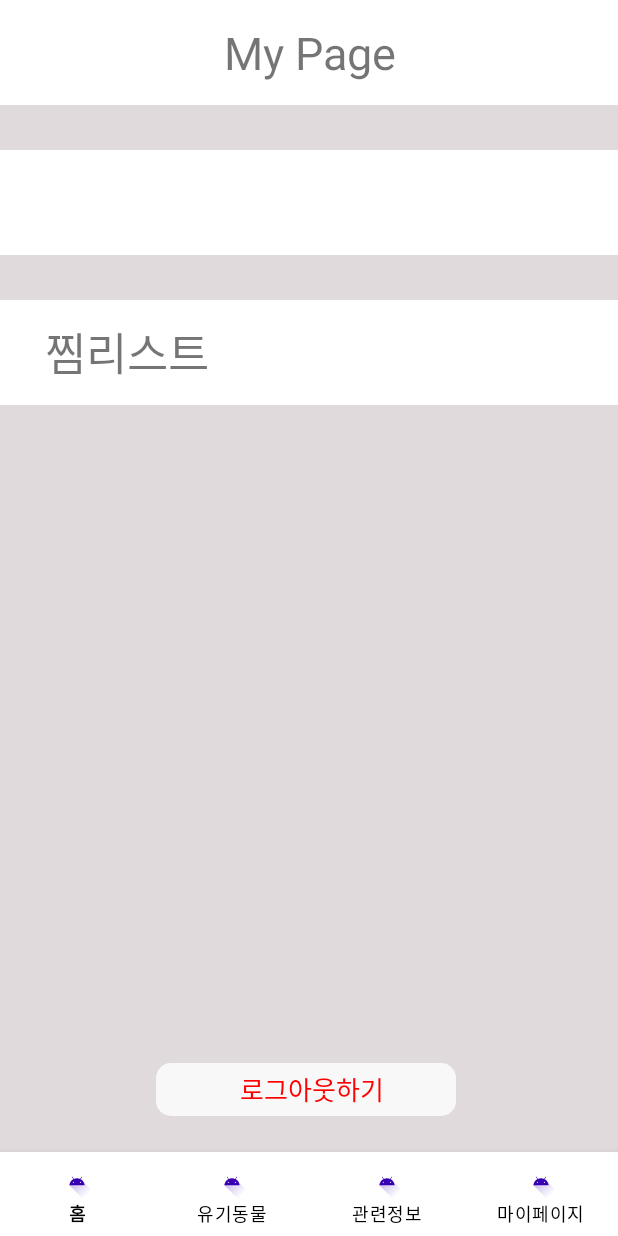
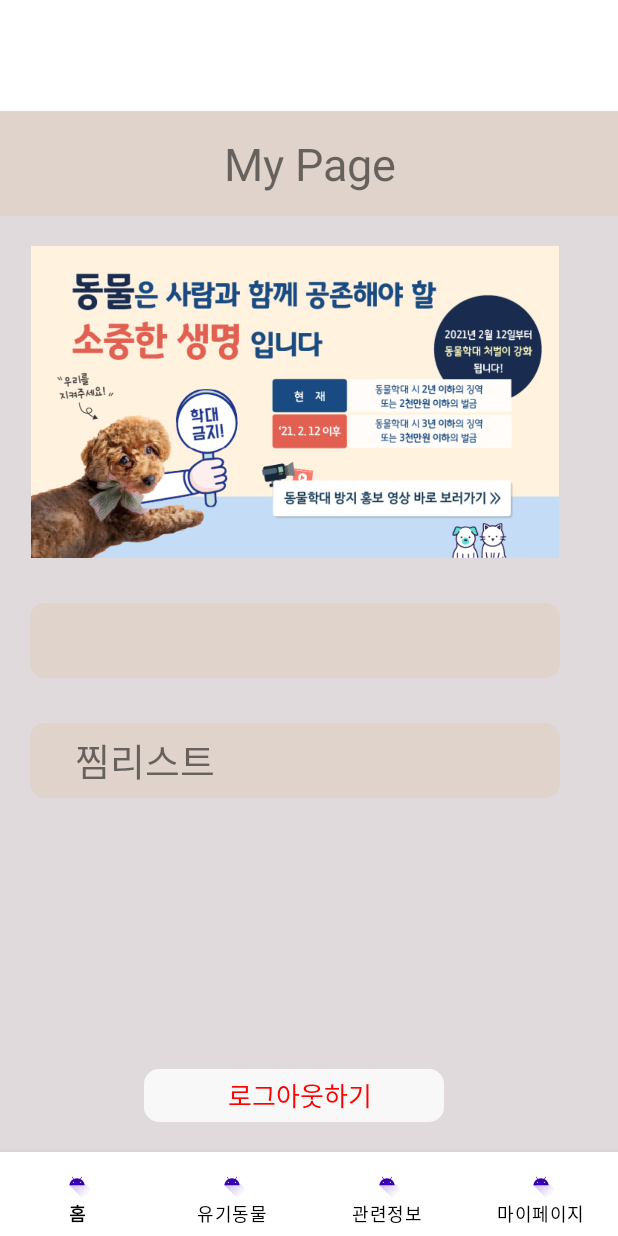
Before and after one commit to JinjangKang/MPProject, an Android app: the fragment MypageFragment placed in its activity, on a phone screen of 412 x 824 dp. Run offline under Robolectric (Android 15) with nearby library versions, the phone set to English and light mode, and no system bars; our stand-ins replace Firebase (no records; nobody signed in at launch, a user with empty details on screens opened directly); network calls fail.

Commit message:
레이아웃 수정 및 유튜브 링크 첨부

```diff
--- a/app/src/main/java/com/example/pit_a_pet/MypageFragment.kt
+++ b/app/src/main/java/com/example/pit_a_pet/MypageFragment.kt
@@ -1,5 +1,7 @@
 package com.example.pit_a_pet
 
+import android.content.Intent
+import android.net.Uri
 import android.os.Bundle
 import android.os.Handler
 import android.view.LayoutInflater
@@ -97,6 +99,15 @@
             //찜리스트
             zzimList.visibility = View.GONE
         }
+
+        val imagelink = binding.imageView
+        imagelink.setOnClickListener{
+            val url = "https://www.youtube.com/watch?v=2xTztH8ljMo"
+            val intent = Intent(Intent.ACTION_VIEW)
+            intent.data = Uri.parse(url)
+            startActivity(intent)
+        }
+
         return binding.root
     }
 
--- /dev/null
+++ b/app/src/main/res/drawable/border_login_beige.xml
@@ -0,0 +1,12 @@
+<?xml version="1.0" encoding="utf-8"?>
+<shape xmlns:android="http://schemas.android.com/apk/res/android">
+    <solid android:color="#DFD3CB" />
+    <corners
+        android:radius="10dp"/>
+        <padding
+            android:left="10dp"
+            android:top="2dp"
+            android:right="2dp"
+            android:bottom="2dp"
+        />
+</shape>
--- a/app/src/main/res/layout/activity_main.xml
+++ b/app/src/main/res/layout/activity_main.xml
@@ -21,8 +21,7 @@
     <FrameLayout
         android:id="@+id/mainFragment"
         android:layout_width="match_parent"
-        android:layout_height="match_parent"
-        android:layout_marginBottom="50dp"
+        android:layout_height="694dp"
         app:layout_constraintBottom_toTopOf="@+id/bottomNavigationView"
         app:layout_constraintEnd_toEndOf="parent"></FrameLayout>
 
--- a/app/src/main/res/layout/fragment_mypage.xml
+++ b/app/src/main/res/layout/fragment_mypage.xml
@@ -8,6 +8,17 @@
     android:background="#E0DADC">
 
     <!-- TODO: Update blank fragment layout -->
+    <TextView
+        android:id="@+id/textView11"
+        android:layout_width="match_parent"
+        android:layout_height="70dp"
+        android:background="#DFD3CB"
+        android:gravity="center"
+        android:text="PIT-A-PET"
+        android:textSize="30sp"
+        app:layout_constraintStart_toStartOf="parent"
+        app:layout_constraintTop_toTopOf="parent" />
+
     <androidx.constraintlayout.widget.ConstraintLayout
         android:layout_width="match_parent"
         android:layout_height="match_parent">
@@ -16,7 +27,7 @@
             android:id="@+id/MypageTV"
             android:layout_width="match_parent"
             android:layout_height="70dp"
-            android:background="@color/white"
+            android:background="#DFD3CB"
             android:gravity="center"
             android:text="My Page"
             android:textSize="30sp"
@@ -25,29 +36,31 @@
 
         <TextView
             android:id="@+id/loginTV"
-            android:layout_width="match_parent"
-            android:layout_height="70dp"
+            android:layout_width="353dp"
+            android:layout_height="50dp"
+            android:layout_marginStart="20dp"
             android:layout_marginTop="30dp"
-            android:background="@color/white"
+            android:background="@drawable/border_login_beige"
             android:clickable="true"
             android:gravity="center_vertical"
             android:paddingStart="30dp"
-            android:text="로그인 하세요"
-            android:textSize="30sp"
+            android:text="로그인"
+            android:textSize="25sp"
             app:layout_constraintStart_toStartOf="parent"
-            app:layout_constraintTop_toBottomOf="@+id/MypageTV" />
+            app:layout_constraintTop_toBottomOf="@+id/imageView" />
 
         <TextView
             android:id="@+id/zzimList"
-            android:layout_width="match_parent"
-            android:layout_height="70dp"
+            android:layout_width="353dp"
+            android:layout_height="50dp"
+            android:layout_marginStart="20dp"
             android:layout_marginTop="30dp"
-            android:background="@color/white"
+            android:background="@drawable/border_login_beige"
             android:clickable="true"
             android:gravity="center_vertical"
             android:paddingStart="30dp"
             android:text="찜리스트"
-            android:textSize="30sp"
+            android:textSize="25sp"
             app:layout_constraintStart_toStartOf="parent"
             app:layout_constraintTop_toBottomOf="@+id/loginTV" />
 
@@ -55,8 +68,8 @@
             android:id="@+id/logoutTV"
             android:layout_width="200dp"
             android:layout_height="35dp"
-            android:layout_marginStart="104dp"
-            android:layout_marginBottom="30dp"
+            android:layout_marginStart="96dp"
+            android:layout_marginBottom="20dp"
             android:background="@drawable/border_login"
             android:gravity="center|center_horizontal"
             android:text="로그아웃하기"
@@ -64,6 +77,16 @@
             android:textSize="17sp"
             app:layout_constraintBottom_toBottomOf="parent"
             app:layout_constraintStart_toStartOf="parent" />
+
+        <ImageView
+            android:id="@+id/imageView"
+            android:layout_width="353dp"
+            android:layout_height="208dp"
+            android:layout_marginStart="20dp"
+            android:layout_marginTop="20dp"
+            android:src="@drawable/imageview"
+            app:layout_constraintStart_toStartOf="parent"
+            app:layout_constraintTop_toBottomOf="@+id/MypageTV" />
     </androidx.constraintlayout.widget.ConstraintLayout>
 
 </FrameLayout>
--- a/app/src/main/res/layout/fragment_pet.xml
+++ b/app/src/main/res/layout/fragment_pet.xml
@@ -12,6 +12,17 @@
         android:layout_height="match_parent">
 
         <TextView
+            android:id="@+id/textView10"
+            android:layout_width="match_parent"
+            android:layout_height="70dp"
+            android:background="#DFD3CB"
+            android:gravity="center"
+            android:text="PIT-A-PET"
+            android:textSize="30sp"
+            app:layout_constraintStart_toStartOf="parent"
+            app:layout_constraintTop_toTopOf="parent" />
+
+        <TextView
             android:id="@+id/filterTV"
             android:layout_width="wrap_content"
             android:layout_height="wrap_content"
@@ -20,17 +31,17 @@
             android:text="필터 설정"
             android:textSize="18sp"
             app:layout_constraintEnd_toEndOf="parent"
-            app:layout_constraintTop_toTopOf="parent" />
+            app:layout_constraintTop_toBottomOf="@+id/textView10" />
 
         <androidx.recyclerview.widget.RecyclerView
             android:id="@+id/petList"
             android:layout_width="322dp"
             android:layout_height="wrap_content"
-            android:layout_marginStart="44dp"
-            android:layout_marginTop="50dp"
+            android:layout_marginStart="35dp"
+            android:layout_marginTop="52dp"
             app:layoutManager="androidx.recyclerview.widget.LinearLayoutManager"
             app:layout_constraintStart_toStartOf="parent"
-            app:layout_constraintTop_toTopOf="parent">
+            app:layout_constraintTop_toBottomOf="@+id/textView10">
 
         </androidx.recyclerview.widget.RecyclerView>
     </androidx.constraintlayout.widget.ConstraintLayout>
--- a/app/src/main/res/layout/fragment_pet_detail.xml
+++ b/app/src/main/res/layout/fragment_pet_detail.xml
@@ -24,7 +24,7 @@
 
         <ImageView
             android:id="@+id/imageDetail"
-            android:layout_width="411dp"
+            android:layout_width="393dp"
             android:layout_height="300dp"
             android:src="@drawable/ic_launcher_foreground"
             app:layout_constraintStart_toStartOf="parent"
```
Also changed, not shown: app/src/main/res/drawable/imageview.png (added).
